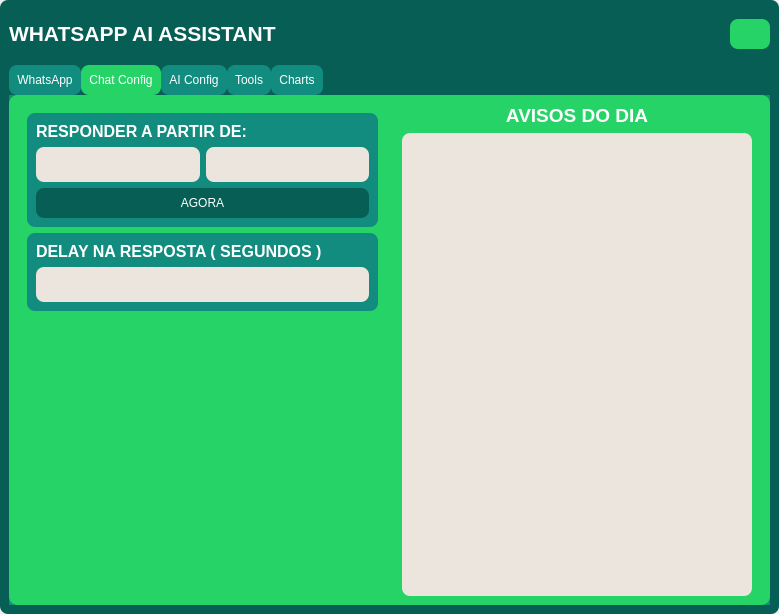
t4rcisio/whatsapp_bot, file ui/main.ui: the form before one commit.
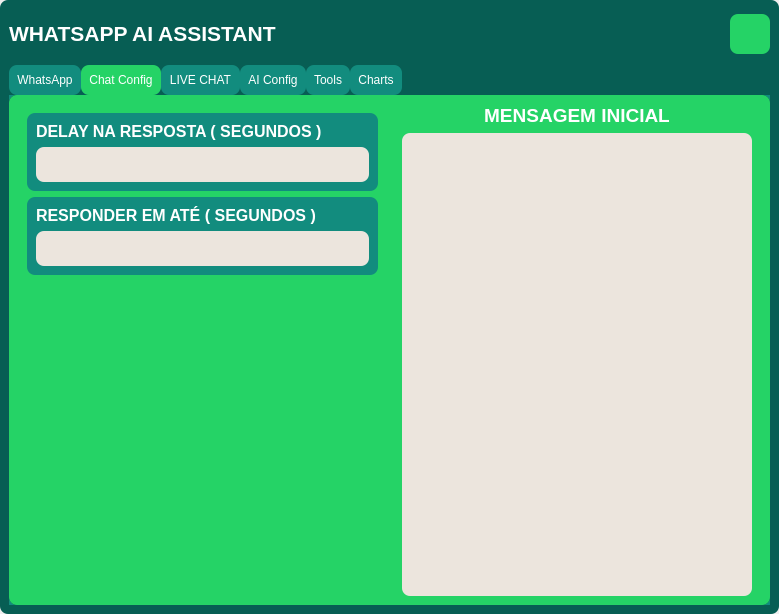
The form after the commit. The open tabs and pages were chosen to show the change. Icons and pictures are not drawn.

Patch:
```diff
--- a/ui/main.ui
+++ b/ui/main.ui
@@ -71,8 +71,8 @@
           <widget class="QPushButton" name="save_btn">
            <property name="minimumSize">
             <size>
-             <width>30</width>
-             <height>30</height>
+             <width>40</width>
+             <height>40</height>
             </size>
            </property>
            <property name="maximumSize">
@@ -96,6 +96,16 @@
            <property name="text">
             <string/>
            </property>
+           <property name="icon">
+            <iconset>
+             <normaloff>../sources/save-floppy-svgrepo-com.png</normaloff>../sources/save-floppy-svgrepo-com.png</iconset>
+           </property>
+           <property name="iconSize">
+            <size>
+             <width>30</width>
+             <height>30</height>
+            </size>
+           </property>
           </widget>
          </item>
         </layout>
@@ -423,133 +433,6 @@
                    </sizepolicy>
                   </property>
                   <layout class="QVBoxLayout" name="verticalLayout_12">
-                   <item>
-                    <widget class="QWidget" name="widget_11" native="true">
-                     <property name="styleSheet">
-                      <string notr="true">background-color: rgb(18, 140, 126)
-</string>
-                     </property>
-                     <layout class="QVBoxLayout" name="verticalLayout_11">
-                      <item>
-                       <widget class="QWidget" name="widget_13" native="true">
-                        <layout class="QVBoxLayout" name="verticalLayout_10">
-                         <property name="leftMargin">
-                          <number>0</number>
-                         </property>
-                         <property name="topMargin">
-                          <number>0</number>
-                         </property>
-                         <property name="rightMargin">
-                          <number>0</number>
-                         </property>
-                         <property name="bottomMargin">
-                          <number>0</number>
-                         </property>
-                         <item>
-                          <widget class="QLabel" name="label_5">
-                           <property name="text">
-                            <string>&lt;html&gt;&lt;head/&gt;&lt;body&gt;&lt;p&gt;&lt;span style=&quot; font-size:12pt; font-weight:600; color:#ffffff;&quot;&gt;RESPONDER A PARTIR DE:&lt;/span&gt;&lt;/p&gt;&lt;/body&gt;&lt;/html&gt;</string>
-                           </property>
-                          </widget>
-                         </item>
-                         <item>
-                          <widget class="QWidget" name="widget_14" native="true">
-                           <layout class="QHBoxLayout" name="horizontalLayout_3">
-                            <property name="spacing">
-                             <number>6</number>
-                            </property>
-                            <property name="leftMargin">
-                             <number>0</number>
-                            </property>
-                            <property name="topMargin">
-                             <number>0</number>
-                            </property>
-                            <property name="rightMargin">
-                             <number>0</number>
-                            </property>
-                            <property name="bottomMargin">
-                             <number>0</number>
-                            </property>
-                            <item>
-                             <widget class="QLineEdit" name="user_date">
-                              <property name="minimumSize">
-                               <size>
-                                <width>0</width>
-                                <height>35</height>
-                               </size>
-                              </property>
-                              <property name="maximumSize">
-                               <size>
-                                <width>16777215</width>
-                                <height>35</height>
-                               </size>
-                              </property>
-                              <property name="styleSheet">
-                               <string notr="true">        background-color: #ece5dd;
-color: rgb(34, 40, 49);
- padding: 5px;
-</string>
-                              </property>
-                             </widget>
-                            </item>
-                            <item>
-                             <widget class="QLineEdit" name="user_hour">
-                              <property name="minimumSize">
-                               <size>
-                                <width>0</width>
-                                <height>35</height>
-                               </size>
-                              </property>
-                              <property name="maximumSize">
-                               <size>
-                                <width>16777215</width>
-                                <height>35</height>
-                               </size>
-                              </property>
-                              <property name="styleSheet">
-                               <string notr="true">        background-color: #ece5dd;
-color: rgb(34, 40, 49);
- padding: 5px;
-</string>
-                              </property>
-                             </widget>
-                            </item>
-                           </layout>
-                          </widget>
-                         </item>
-                        </layout>
-                       </widget>
-                      </item>
-                      <item>
-                       <widget class="QPushButton" name="now_btn">
-                        <property name="minimumSize">
-                         <size>
-                          <width>0</width>
-                          <height>30</height>
-                         </size>
-                        </property>
-                        <property name="styleSheet">
-                         <string notr="true">
-  QPushButton {
-                background-color: rgb(7, 94, 84);
-					color:rgb(255, 255, 255);
-            }
-
-
-  QPushButton:hover {
-                background-color: rgb(11, 153, 137);
-            }
-
-</string>
-                        </property>
-                        <property name="text">
-                         <string>AGORA</string>
-                        </property>
-                       </widget>
-                      </item>
-                     </layout>
-                    </widget>
-                   </item>
                    <item>
                     <widget class="QWidget" name="widget_29" native="true">
                      <property name="styleSheet">
@@ -627,6 +510,83 @@
                      </layout>
                     </widget>
                    </item>
+                   <item>
+                    <widget class="QWidget" name="widget_33" native="true">
+                     <property name="styleSheet">
+                      <string notr="true">background-color: rgb(18, 140, 126);</string>
+                     </property>
+                     <layout class="QVBoxLayout" name="verticalLayout_29">
+                      <item>
+                       <widget class="QWidget" name="widget_36" native="true">
+                        <layout class="QVBoxLayout" name="verticalLayout_30">
+                         <property name="leftMargin">
+                          <number>0</number>
+                         </property>
+                         <property name="topMargin">
+                          <number>0</number>
+                         </property>
+                         <property name="rightMargin">
+                          <number>0</number>
+                         </property>
+                         <property name="bottomMargin">
+                          <number>0</number>
+                         </property>
+                         <item>
+                          <widget class="QLabel" name="label_14">
+                           <property name="text">
+                            <string>&lt;html&gt;&lt;head/&gt;&lt;body&gt;&lt;p&gt;&lt;span style=&quot; font-size:12pt; font-weight:600; color:#ffffff;&quot;&gt;RESPONDER EM ATÉ ( SEGUNDOS )&lt;/span&gt;&lt;/p&gt;&lt;/body&gt;&lt;/html&gt;</string>
+                           </property>
+                          </widget>
+                         </item>
+                         <item>
+                          <widget class="QWidget" name="widget_37" native="true">
+                           <layout class="QHBoxLayout" name="horizontalLayout_13">
+                            <property name="spacing">
+                             <number>6</number>
+                            </property>
+                            <property name="leftMargin">
+                             <number>0</number>
+                            </property>
+                            <property name="topMargin">
+                             <number>0</number>
+                            </property>
+                            <property name="rightMargin">
+                             <number>0</number>
+                            </property>
+                            <property name="bottomMargin">
+                             <number>0</number>
+                            </property>
+                            <item>
+                             <widget class="QLineEdit" name="response_at">
+                              <property name="minimumSize">
+                               <size>
+                                <width>0</width>
+                                <height>35</height>
+                               </size>
+                              </property>
+                              <property name="maximumSize">
+                               <size>
+                                <width>16777215</width>
+                                <height>35</height>
+                               </size>
+                              </property>
+                              <property name="styleSheet">
+                               <string notr="true">        background-color: #ece5dd;
+color: rgb(34, 40, 49);
+ padding: 5px;
+</string>
+                              </property>
+                             </widget>
+                            </item>
+                           </layout>
+                          </widget>
+                         </item>
+                        </layout>
+                       </widget>
+                      </item>
+                     </layout>
+                    </widget>
+                   </item>
                    <item>
                     <widget class="QWidget" name="widget_12" native="true">
                      <layout class="QVBoxLayout" name="verticalLayout_9"/>
@@ -647,7 +607,7 @@
                    <item>
                     <widget class="QLabel" name="label_2">
                      <property name="text">
-                      <string>&lt;html&gt;&lt;head/&gt;&lt;body&gt;&lt;p align=&quot;center&quot;&gt;&lt;span style=&quot; font-size:14pt; font-weight:600; color:#ffffff;&quot;&gt;AVISOS DO DIA&lt;/span&gt;&lt;/p&gt;&lt;/body&gt;&lt;/html&gt;</string>
+                      <string>&lt;html&gt;&lt;head/&gt;&lt;body&gt;&lt;p align=&quot;center&quot;&gt;&lt;span style=&quot; font-size:14pt; font-weight:600; color:#ffffff;&quot;&gt;MENSAGEM INICIAL&lt;/span&gt;&lt;/p&gt;&lt;/body&gt;&lt;/html&gt;</string>
                      </property>
                     </widget>
                    </item>
@@ -700,6 +660,160 @@
              </item>
             </layout>
            </widget>
+           <widget class="QWidget" name="tab_5">
+            <attribute name="title">
+             <string>LIVE CHAT</string>
+            </attribute>
+            <layout class="QVBoxLayout" name="verticalLayout_10">
+             <item>
+              <widget class="QTextEdit" name="live_chat_text">
+               <property name="styleSheet">
+                <string notr="true">QTextEdit {
+        background-color: #ece5dd;
+        color: rgb(0, 0, 0);
+        font-size: 14px;
+        padding: 5px;
+    }
+
+    QScrollBar:vertical {
+        background: #f0f0f0;
+        width: 12px;
+        margin: 5px 0 5px 0;
+        border: none;
+        border-radius: 6px;
+    }
+
+    QScrollBar::handle:vertical {
+        background: #c4c4c4;
+        min-height: 30px;
+        border-radius: 6px;
+    }
+
+    QScrollBar::handle:vertical:hover {
+        background: #a0a0a0;
+    }
+
+    QScrollBar::add-line:vertical,
+    QScrollBar::sub-line:vertical {
+        height: 0px;
+        subcontrol-origin: margin;
+    }
+
+    QScrollBar::add-page:vertical,
+    QScrollBar::sub-page:vertical {
+        background: none;
+    }</string>
+               </property>
+              </widget>
+             </item>
+             <item>
+              <widget class="QWidget" name="widget_38" native="true">
+               <property name="styleSheet">
+                <string notr="true">background-color: rgb(18, 140, 126);</string>
+               </property>
+               <layout class="QHBoxLayout" name="horizontalLayout_3">
+                <item>
+                 <widget class="QWidget" name="widget_39" native="true">
+                  <layout class="QVBoxLayout" name="verticalLayout_32">
+                   <property name="leftMargin">
+                    <number>0</number>
+                   </property>
+                   <property name="topMargin">
+                    <number>0</number>
+                   </property>
+                   <property name="rightMargin">
+                    <number>0</number>
+                   </property>
+                   <property name="bottomMargin">
+                    <number>0</number>
+                   </property>
+                   <item>
+                    <widget class="QWidget" name="widget_40" native="true">
+                     <layout class="QHBoxLayout" name="horizontalLayout_14">
+                      <property name="spacing">
+                       <number>6</number>
+                      </property>
+                      <property name="leftMargin">
+                       <number>0</number>
+                      </property>
+                      <property name="topMargin">
+                       <number>0</number>
+                      </property>
+                      <property name="rightMargin">
+                       <number>0</number>
+                      </property>
+                      <property name="bottomMargin">
+                       <number>0</number>
+                      </property>
+                      <item>
+                       <widget class="QLineEdit" name="user_message_input">
+                        <property name="minimumSize">
+                         <size>
+                          <width>0</width>
+                          <height>35</height>
+                         </size>
+                        </property>
+                        <property name="maximumSize">
+                         <size>
+                          <width>16777215</width>
+                          <height>35</height>
+                         </size>
+                        </property>
+                        <property name="styleSheet">
+                         <string notr="true">        background-color: #ece5dd;
+color: rgb(34, 40, 49);
+ padding: 5px;
+</string>
+                        </property>
+                       </widget>
+                      </item>
+                     </layout>
+                    </widget>
+                   </item>
+                  </layout>
+                 </widget>
+                </item>
+                <item>
+                 <widget class="QPushButton" name="send_message">
+                  <property name="minimumSize">
+                   <size>
+                    <width>0</width>
+                    <height>30</height>
+                   </size>
+                  </property>
+                  <property name="styleSheet">
+                   <string notr="true">
+  QPushButton {
+                background-color: rgb(7, 94, 84);
+					color:rgb(255, 255, 255);
+            }
+
+
+  QPushButton:hover {
+                background-color: rgb(11, 153, 137);
+            }
+</string>
+                  </property>
+                  <property name="text">
+                   <string/>
+                  </property>
+                  <property name="icon">
+                   <iconset>
+                    <normaloff>../sources/send-svgrepo-com.png</normaloff>../sources/send-svgrepo-com.png</iconset>
+                  </property>
+                  <property name="iconSize">
+                   <size>
+                    <width>35</width>
+                    <height>35</height>
+                   </size>
+                  </property>
+                 </widget>
+                </item>
+               </layout>
+              </widget>
+             </item>
+            </layout>
+           </widget>
            <widget class="QWidget" name="page">
             <attribute name="title">
              <string>AI Config</string>
```
Left out of the diff: 30 changed lines with no effect on the pictures.
